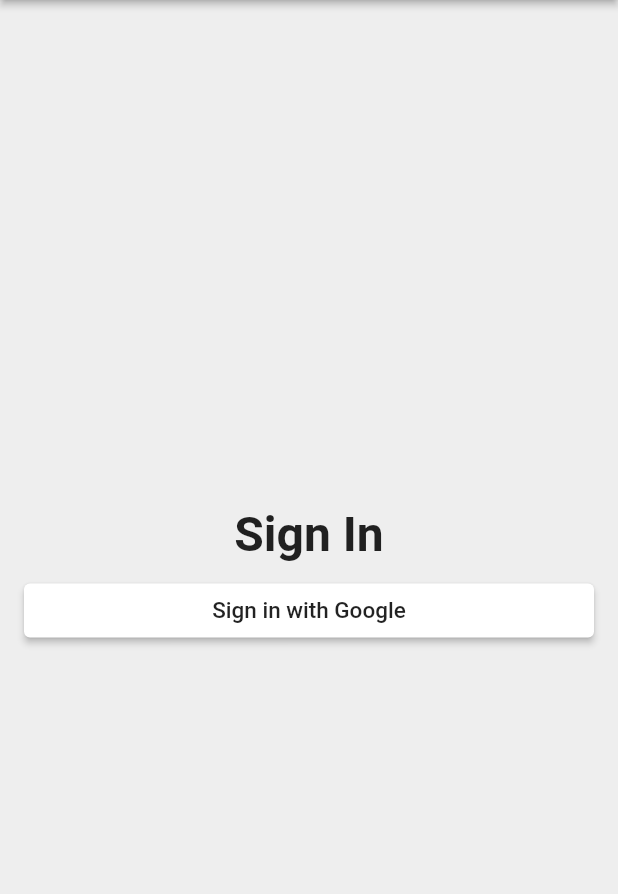
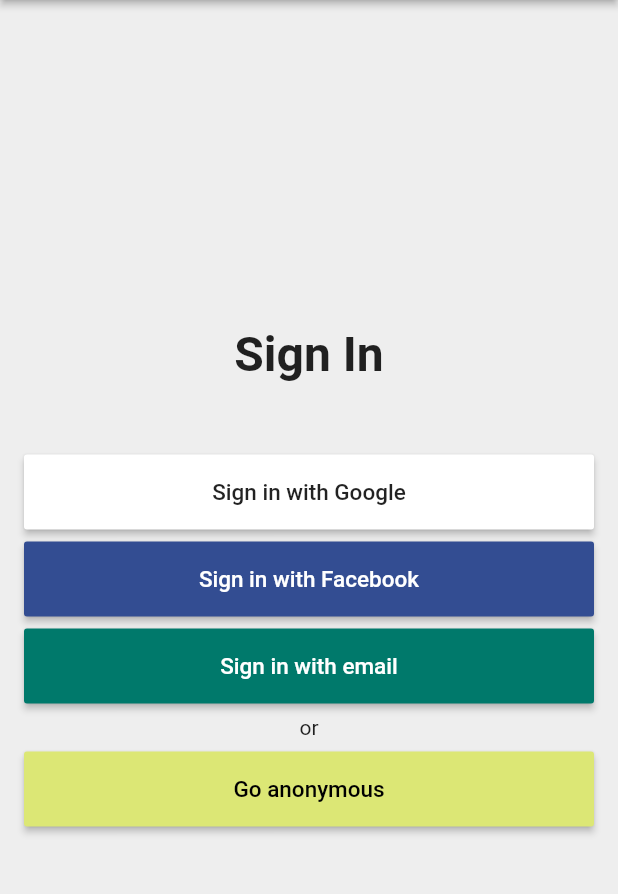
Before and after one commit to qaderhadad/time_tracker_flutter_course, a Flutter app: the screen it shows after launch, after a tap on "Sign in with Google", on a phone screen of 412 x 824 dp, the part 84-978 px from its top. Run offline on Flutter 3.47's test engine with Material 2 defaults, Android fonts, the phone set to English and light mode, and no system bars.

Commit message:
Built all buttons, logos left

```diff
--- a/lib/app/sign_in/sign_in_page.dart
+++ b/lib/app/sign_in/sign_in_page.dart
@@ -1,4 +1,5 @@
 import 'package:flutter/material.dart';
+import 'package:time_tracker_flutter_course/app/sign_in/sign_in_button.dart';
 import 'package:time_tracker_flutter_course/common_widgets/custom_raised_button.dart';
 
 class SignInPage extends StatelessWidget {
@@ -18,7 +19,7 @@ class SignInPage extends StatelessWidget {
 Widget _buildContent() {
   //underscore(_) = Private, accessible only at File Level
   return Padding(
-    padding: EdgeInsets.all(16),
+    padding: EdgeInsets.all(16),  //Padding from the sides
     child: Column(
       // Takes a list of widgets
       crossAxisAlignment: CrossAxisAlignment.stretch,
@@ -32,16 +33,38 @@ Widget _buildContent() {
             fontWeight: FontWeight.w600,
           ),
         ),
-        SizedBox(height: 8.0), //SizedBox to add padding between Containers
-        CustomRaisedButton(
-          child: Text('Sign in with Google',
-              style: TextStyle(
-                color: Colors.black87,
-                fontSize: 15.0,
-              ),
-          ),
+        SizedBox(height: 48.0), //SizedBox to add padding between Containers
+        SignInButton(
+          text: 'Sign in with Google',
+          textColor: Colors.black87,
           color: Colors.white,
-          borderRadius: 4.0,
+          onPressed: (){},
+        ),
+        SizedBox(height: 8.0),
+        SignInButton(
+          text: 'Sign in with Facebook',
+          textColor: Colors.white,
+          color: Color(0xFF334D92),
+          onPressed: (){},
+        ),
+        SizedBox(height: 8.0),
+        SignInButton(
+          text: 'Sign in with email',
+          textColor: Colors.white,
+          color: Colors.teal[700],
+          onPressed: (){},
+        ),
+        SizedBox(height: 8.0),
+        Text(
+          'or',
+          style: TextStyle(fontSize: 14.0, color: Colors.black87),
+          textAlign: TextAlign.center,
+        ),
+        SizedBox(height: 8.0),
+        SignInButton(
+          text: 'Go anonymous',
+          textColor: Colors.black,
+          color: Colors.lime[300],
           onPressed: (){},
         ),
       ],
--- a/lib/common_widgets/custom_raised_button.dart
+++ b/lib/common_widgets/custom_raised_button.dart
@@ -5,17 +5,22 @@ class CustomRaisedButton extends StatelessWidget {
   CustomRaisedButton({
     this.child,
     this.color,
-    this.borderRadius,
+    this.borderRadius: 2.0, //Using (:) to set default values
+    this.height: 50.0,  //Default value
     this.onPressed
   });
   final Widget child;
   final Color color;
   final double borderRadius;
+  final double height;
   final VoidCallback onPressed;
 
   @override
   Widget build(BuildContext context) {
-    return RaisedButton(
+    return SizedBox(
+      height: height,
+      //Deprecated Class (Replaced with another class in new Flutter Version)
+      child: RaisedButton(
         //Button is disabled until onPressed is added
         child: child,
         color: color,
@@ -25,6 +30,7 @@ class CustomRaisedButton extends StatelessWidget {
           ),
         ),
         onPressed: onPressed, //() should stay empty, (null) to disable button
+      ),
     );
   }
 }
```
Lines whose indentation alone changed are shown as unchanged.
